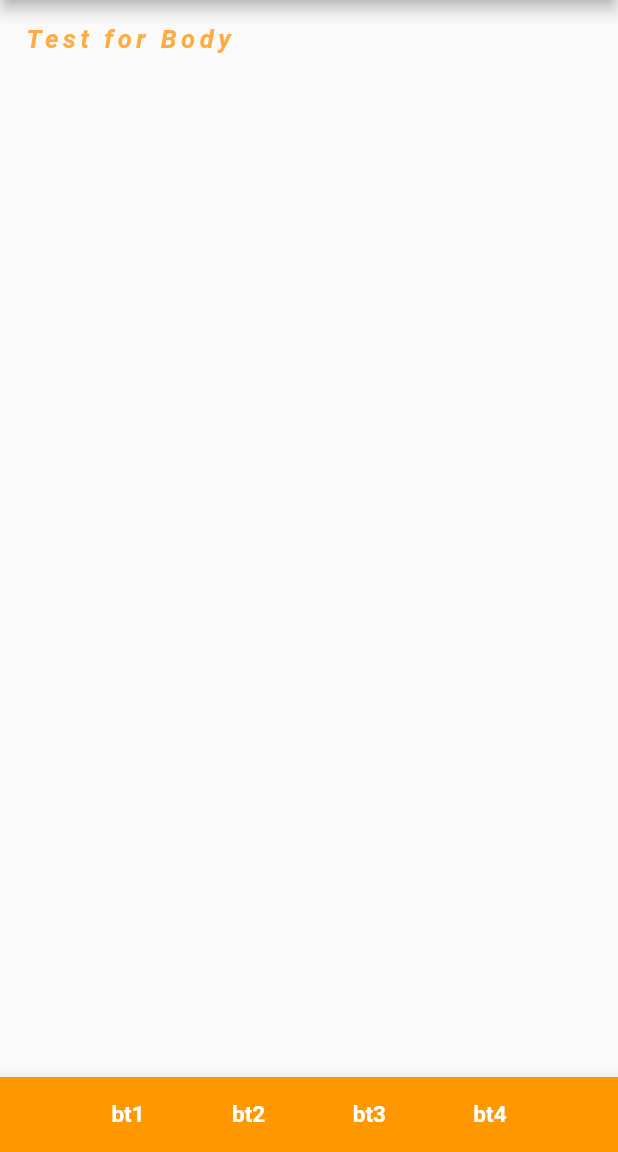
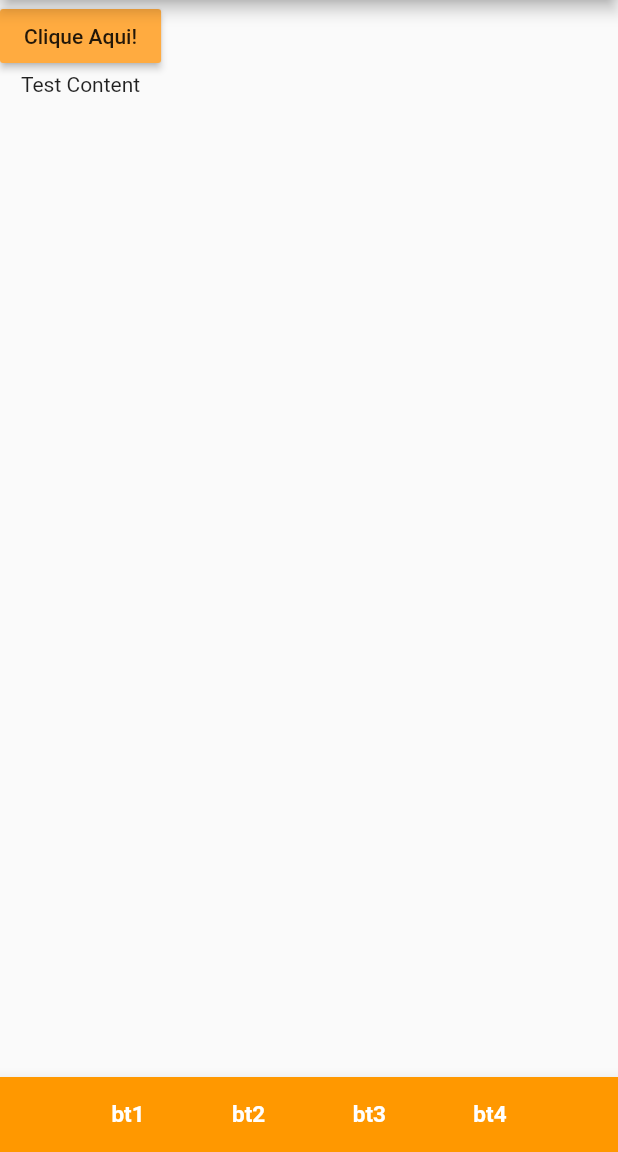
Before and after one commit to GuiQRSM/DailyPhrase, a Flutter app: the screen it shows after launch, on a phone screen of 412 x 824 dp, the part 84-1236 px from its top. Run offline on Flutter 3.47's test engine with Material 2 defaults, Android fonts, the phone set to English and light mode, and no system bars.

```diff
--- a/lib/main.dart
+++ b/lib/main.dart
@@ -6,7 +6,107 @@ void main() {
 
   runApp(MaterialApp(
     debugShowCheckedModeBanner: false,
-    home: Scaffold(
+    home: HomeStateFul(),
+  ));
+
+}
+
+class HomeStateFul extends StatefulWidget {
+
+  @override
+  _HomeStateFulState createState() => _HomeStateFulState();
+}
+
+var _text = "Test Content";
+
+class _HomeStateFulState extends State<HomeStateFul> {
+  @override
+  Widget build(BuildContext context) {
+    return Scaffold(
+      appBar: AppBar(
+        title: Text("Daily Phrase"),
+        backgroundColor: Colors.orange,
+      ),
+      body: Container(
+        child: Column(
+          children: <Widget>[
+            RaisedButton(
+              onPressed: (){
+                setState(() {
+                  _text = "Clicado!";
+                });
+              },
+              color: Colors.orangeAccent,
+              child: Text("Clique Aqui!"),
+            ),
+            Text("$_text"),
+          ],
+        ),
+      ),
+      bottomNavigationBar:BottomAppBar(
+        color: Colors.orange,
+        child: Padding(
+          padding: EdgeInsets.all(16),
+          child: Row(
+            mainAxisAlignment: MainAxisAlignment.spaceEvenly,
+            children: <Widget>[
+              Text(
+                "bt1",
+                style: TextStyle(
+                  color: Colors.white,
+                  fontSize: 15,
+                  fontWeight: FontWeight.w600,
+                  letterSpacing: 0,
+                  fontStyle: FontStyle.normal,
+                ),
+              ),
+              Text(
+                "bt2",
+                style: TextStyle(
+                  color: Colors.white,
+                  fontSize: 15,
+                  fontWeight: FontWeight.w600,
+                  letterSpacing: 0,
+                  fontStyle: FontStyle.normal,
+                ),
+              ),
+              Text(
+                "bt3",
+                style: TextStyle(
+                  color: Colors.white,
+                  fontSize: 15,
+                  fontWeight: FontWeight.w600,
+                  letterSpacing: 0,
+                  fontStyle: FontStyle.normal,
+                ),
+              ),
+              Text(
+                "bt4",
+                style: TextStyle(
+                  color: Colors.white,
+                  fontSize: 15,
+                  fontWeight: FontWeight.w600,
+                  letterSpacing: 0,
+                  fontStyle: FontStyle.normal,
+                ),
+              ),
+            ],
+          ),
+        ),
+      ) ,
+    );;
+  }
+}
+
+
+
+/*
+class Home extends StatelessWidget {
+
+
+  @override
+  Widget build(BuildContext context) {
+    return Scaffold(
       appBar: AppBar(
         title: Text("Daily Phrase"),
         backgroundColor: Colors.orange,
@@ -75,13 +175,84 @@ void main() {
           ),
         ),
       ) ,
+    );;
+  }
+}
+*/
+
+
+
+
+
+/*
+Scaffold(
+      appBar: AppBar(
+        title: Text("Daily Phrase"),
+        backgroundColor: Colors.orange,
       ),
-  ));
-
-}
-
-/*Padding(
- padding:EdgeInsets.all(),
- child: Text("t2")
-)
+      body: Padding(
+        padding: EdgeInsets.all(16),
+        child: Text(
+          "Test for Body",
+          style: TextStyle(
+            color: Colors.orangeAccent,
+            fontSize: 17,
+            fontWeight: FontWeight.w600,
+            letterSpacing: 3,
+            fontStyle: FontStyle.italic,
+          ),
+        ),
+      ),
+      bottomNavigationBar:BottomAppBar(
+        color: Colors.orange,
+        child: Padding(
+          padding: EdgeInsets.all(16),
+          child: Row(
+            mainAxisAlignment: MainAxisAlignment.spaceEvenly,
+            children: <Widget>[
+              Text(
+                "bt1",
+                style: TextStyle(
+                  color: Colors.white,
+                  fontSize: 15,
+                  fontWeight: FontWeight.w600,
+                  letterSpacing: 0,
+                  fontStyle: FontStyle.normal,
+                ),
+              ),
+              Text(
+                "bt2",
+                style: TextStyle(
+                  color: Colors.white,
+                  fontSize: 15,
+                  fontWeight: FontWeight.w600,
+                  letterSpacing: 0,
+                  fontStyle: FontStyle.normal,
+                ),
+              ),
+              Text(
+                "bt3",
+                style: TextStyle(
+                  color: Colors.white,
+                  fontSize: 15,
+                  fontWeight: FontWeight.w600,
+                  letterSpacing: 0,
+                  fontStyle: FontStyle.normal,
+                ),
+              ),
+              Text(
+                "bt4",
+                style: TextStyle(
+                  color: Colors.white,
+                  fontSize: 15,
+                  fontWeight: FontWeight.w600,
+                  letterSpacing: 0,
+                  fontStyle: FontStyle.normal,
+                ),
+              ),
+            ],
+          ),
+        ),
+      ) ,
+    );
 */
```
Lines whose indentation alone changed are shown as unchanged.
